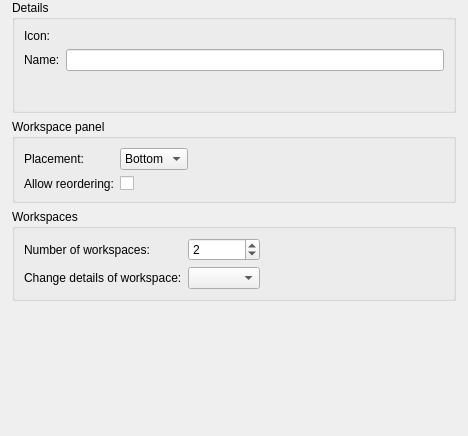
The window that ground/openpilotgcs/src/plugins/coreplugin/workspacesettings.ui (FlyTheThings/raspberrypilot) describes before a commit, drawn with Qt 5.
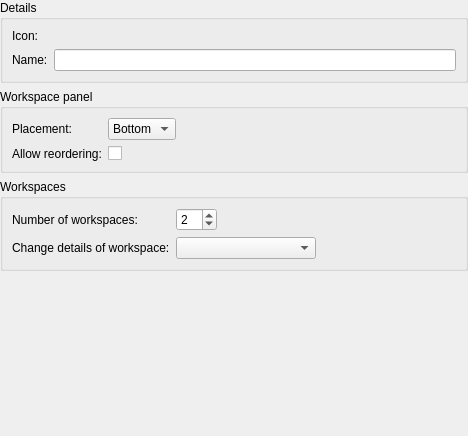
The same window after the commit. Custom widgets are drawn as their Qt base class.

Commit message: major update, switch to current openpilot next

Diff of the .ui file:
```diff
--- a/ground/openpilotgcs/src/plugins/coreplugin/workspacesettings.ui
+++ b/ground/openpilotgcs/src/plugins/coreplugin/workspacesettings.ui
@@ -20,16 +20,7 @@
    <string>Form</string>
   </property>
   <layout class="QVBoxLayout" name="verticalLayout_2">
-   <property name="leftMargin">
-    <number>12</number>
-   </property>
-   <property name="topMargin">
-    <number>0</number>
-   </property>
-   <property name="rightMargin">
-    <number>12</number>
-   </property>
-   <property name="bottomMargin">
+   <property name="margin">
     <number>0</number>
    </property>
    <item>
@@ -48,7 +39,7 @@
        <rect>
         <x>0</x>
         <y>0</y>
-        <width>444</width>
+        <width>468</width>
         <height>436</height>
        </rect>
       </property>
@@ -88,36 +79,6 @@
             </property>
            </widget>
           </item>
-          <item row="5" column="1">
-           <spacer name="verticalSpacer_2">
-            <property name="orientation">
-             <enum>Qt::Vertical</enum>
-            </property>
-            <property name="sizeType">
-             <enum>QSizePolicy::Fixed</enum>
-            </property>
-            <property name="sizeHint" stdset="0">
-             <size>
-              <width>20</width>
-              <height>10</height>
-             </size>
-            </property>
-           </spacer>
-          </item>
-          <item row="6" column="1">
-           <widget class="QLabel" name="label_4">
-            <property name="toolTip">
-             <string>&lt;!DOCTYPE HTML PUBLIC &quot;-//W3C//DTD HTML 4.0//EN&quot; &quot;http://www.w3.org/TR/REC-html40/strict.dtd&quot;&gt;
-&lt;html&gt;&lt;head&gt;&lt;meta name=&quot;qrichtext&quot; content=&quot;1&quot; /&gt;&lt;style type=&quot;text/css&quot;&gt;
-p, li { white-space: pre-wrap; }
-&lt;/style&gt;&lt;/head&gt;&lt;body style=&quot; font-family:'Sans'; font-size:8pt; font-weight:400; font-style:normal;&quot;&gt;
-&lt;p style=&quot; margin-top:0px; margin-bottom:0px; margin-left:0px; margin-right:0px; -qt-block-indent:0; text-indent:0px;&quot;&gt;&lt;span style=&quot; font-weight:600;&quot;&gt;Note:&lt;/span&gt; A restart is needed for changes to number of workspaces to take effect.&lt;/p&gt;&lt;/body&gt;&lt;/html&gt;</string>
-            </property>
-            <property name="text">
-             <string/>
-            </property>
-           </widget>
-          </item>
          </layout>
         </widget>
        </item>
@@ -134,40 +95,6 @@
             </property>
            </widget>
           </item>
-          <item row="0" column="1">
-           <layout class="QHBoxLayout" name="horizontalLayout_2">
-            <item>
-             <widget class="QComboBox" name="comboBoxTabBarPlacement">
-              <property name="currentIndex">
-               <number>1</number>
-              </property>
-              <item>
-               <property name="text">
-                <string>Top</string>
-               </property>
-              </item>
-              <item>
-               <property name="text">
-                <string>Bottom</string>
-               </property>
-              </item>
-             </widget>
-            </item>
-            <item>
-             <spacer name="horizontalSpacer_3">
-              <property name="orientation">
-               <enum>Qt::Horizontal</enum>
-              </property>
-              <property name="sizeHint" stdset="0">
-               <size>
-                <width>40</width>
-                <height>20</height>
-               </size>
-              </property>
-             </spacer>
-            </item>
-           </layout>
-          </item>
           <item row="1" column="0">
            <widget class="QLabel" name="label_7">
             <property name="text">
@@ -175,6 +102,29 @@
             </property>
            </widget>
           </item>
+          <item row="0" column="1">
+           <widget class="QComboBox" name="comboBoxTabBarPlacement">
+            <property name="sizePolicy">
+             <sizepolicy hsizetype="Preferred" vsizetype="Fixed">
+              <horstretch>0</horstretch>
+              <verstretch>0</verstretch>
+             </sizepolicy>
+            </property>
+            <property name="currentIndex">
+             <number>1</number>
+            </property>
+            <item>
+             <property name="text">
+              <string>Top</string>
+             </property>
+            </item>
+            <item>
+             <property name="text">
+              <string>Bottom</string>
+             </property>
+            </item>
+           </widget>
+          </item>
           <item row="1" column="1">
            <widget class="QCheckBox" name="checkBoxAllowTabMovement">
             <property name="text">
@@ -182,6 +132,19 @@
             </property>
            </widget>
           </item>
+          <item row="0" column="2">
+           <spacer name="horizontalSpacer_2">
+            <property name="orientation">
+             <enum>Qt::Horizontal</enum>
+            </property>
+            <property name="sizeHint" stdset="0">
+             <size>
+              <width>40</width>
+              <height>20</height>
+             </size>
+            </property>
+           </spacer>
+          </item>
          </layout>
         </widget>
        </item>
@@ -204,33 +167,10 @@
             </property>
            </widget>
           </item>
-          <item row="0" column="4">
-           <spacer name="horizontalSpacer_2">
-            <property name="orientation">
-             <enum>Qt::Horizontal</enum>
-            </property>
-            <property name="sizeHint" stdset="0">
-             <size>
-              <width>0</width>
-              <height>20</height>
-             </size>
-            </property>
-           </spacer>
-          </item>
-          <item row="2" column="0">
-           <widget class="QLabel" name="label_5">
-            <property name="text">
-             <string>Change details of workspace:</string>
-            </property>
-           </widget>
-          </item>
-          <item row="2" column="2">
-           <widget class="QComboBox" name="workspaceComboBox"/>
-          </item>
           <item row="0" column="2">
            <widget class="QSpinBox" name="numberOfWorkspacesSpinBox">
             <property name="sizePolicy">
-             <sizepolicy hsizetype="Preferred" vsizetype="Fixed">
+             <sizepolicy hsizetype="Fixed" vsizetype="Fixed">
               <horstretch>0</horstretch>
               <verstretch>0</verstretch>
              </sizepolicy>
@@ -246,6 +186,36 @@
             </property>
            </widget>
           </item>
+          <item row="2" column="0">
+           <widget class="QLabel" name="label_5">
+            <property name="text">
+             <string>Change details of workspace:</string>
+            </property>
+           </widget>
+          </item>
+          <item row="2" column="2">
+           <widget class="QComboBox" name="workspaceComboBox">
+            <property name="sizePolicy">
+             <sizepolicy hsizetype="MinimumExpanding" vsizetype="Fixed">
+              <horstretch>0</horstretch>
+              <verstretch>0</verstretch>
+             </sizepolicy>
+            </property>
+           </widget>
+          </item>
+          <item row="2" column="3">
+           <spacer name="horizontalSpacer">
+            <property name="orientation">
+             <enum>Qt::Horizontal</enum>
+            </property>
+            <property name="sizeHint" stdset="0">
+             <size>
+              <width>40</width>
+              <height>20</height>
+             </size>
+            </property>
+           </spacer>
+          </item>
          </layout>
         </widget>
        </item>
```
The commit also changes 1363 other files.
